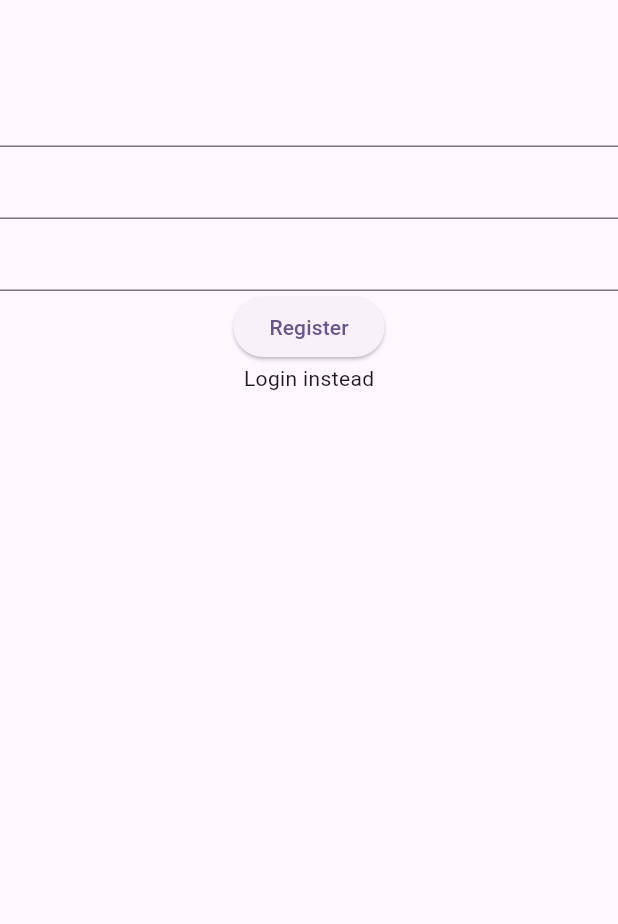
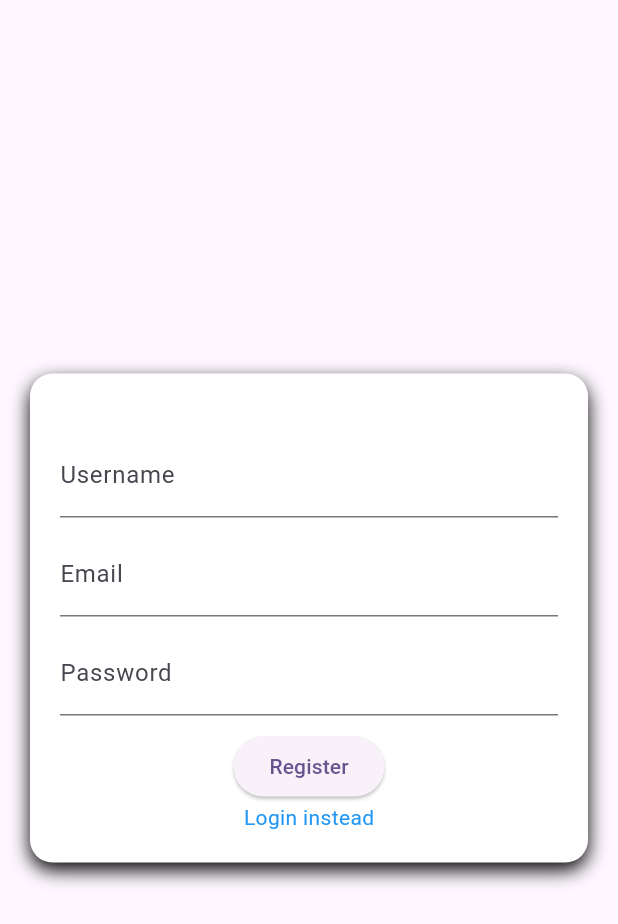
Before and after one commit to VoxMonstra/CSC-4610-Web-Warriors, a Flutter app: the screen it shows after launch, on a phone screen of 412 x 824 dp. Shown: the top 924 px of the screen. Run offline on Flutter 3.47's test engine with Material 3 defaults, Android fonts, the phone set to English and light mode, and no system bars.

Commit message:
style: Created a basic login form
Stylized the login form to look more professional

```diff
--- a/src/lib/screens/login.dart
+++ b/src/lib/screens/login.dart
@@ -11,24 +11,53 @@ class _LoginState extends State<Login> {
   @override
   Widget build(BuildContext context) {
     return Scaffold(
-      body: Form(
-        child: Column(
-          children: [
-            const SizedBox(height: 50),
-            TextFormField(),
-            TextFormField(),
-            TextFormField(),
-            ElevatedButton(
-              onPressed: () {},
-              child: const Text('Register'),
+      body: Center(
+        child: Container(
+          padding: const EdgeInsets.all(20),
+          margin: const EdgeInsets.symmetric(horizontal: 20),
+          decoration: BoxDecoration(
+            color: Colors.white,
+            borderRadius: BorderRadius.circular(15),
+            boxShadow: [
+              BoxShadow(
+                color: Colors.black,
+                blurRadius: 10,
+                offset: const Offset(0,5),
+              ),
+            ],
+          ),
+         child: Form(
+          child: Column(
+            mainAxisSize: MainAxisSize.min,
+            children: [
+              const SizedBox(height: 20),
+              TextFormField(
+                decoration: const InputDecoration(labelText: 'Username'),
+              ),
+              const SizedBox(height: 10),
+              TextFormField(
+                decoration: const InputDecoration(labelText: 'Email'),
+              ),
+              const SizedBox(height: 10),
+              TextFormField(
+                decoration: const InputDecoration(labelText: 'Password')
+              ),
+              const SizedBox(height: 10),
+              ElevatedButton(
+                onPressed: () {},
+                child: const Text('Register'),
             ),
             InkWell(
               onTap: () {},
-              child: const Text('Login instead'),
-            )
+              child: const Text('Login instead',
+              style: TextStyle(color: Colors.blue)
+              ),
+            ),
           ],
         ),
       ),
+        )
+      )
     );
   }
 }
```
